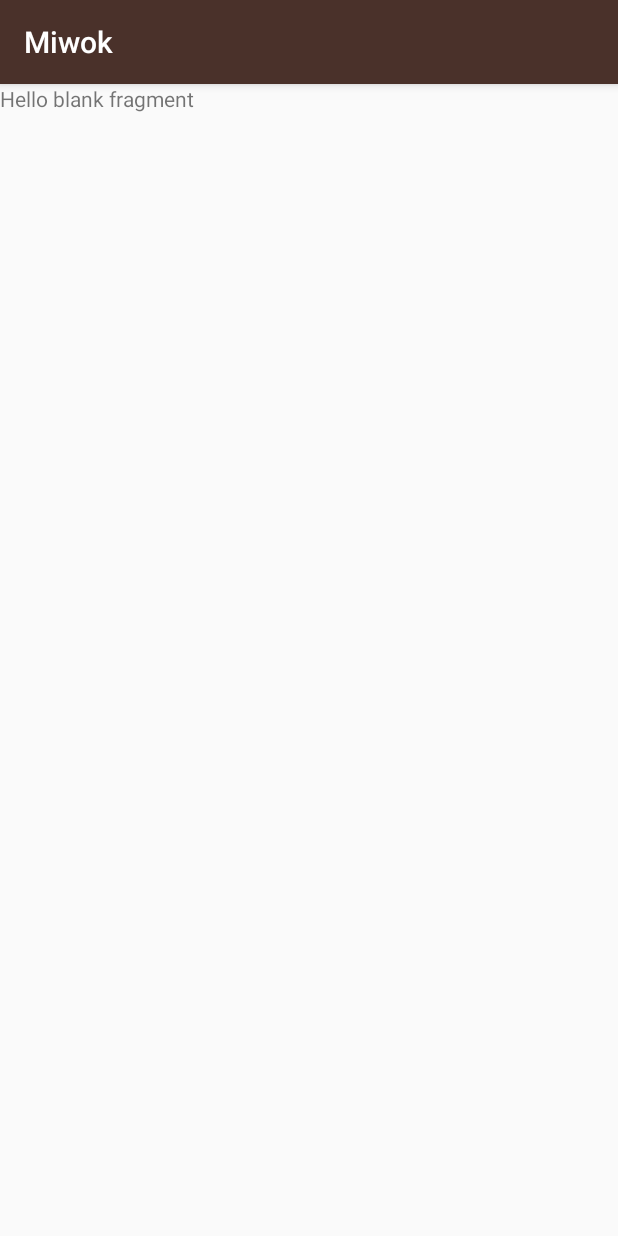
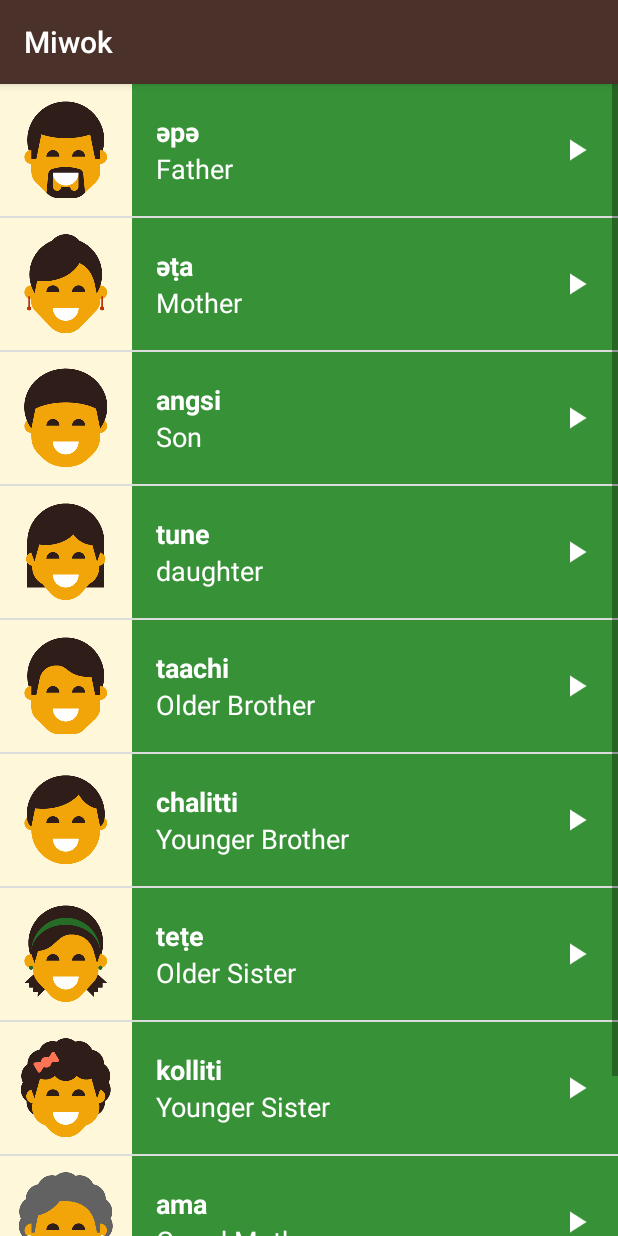
Before and after one commit to manishdear/Miwok-Starter-code, an Android app: the fragment FamilyFragment shown on its own in the app's theme, on a phone screen of 412 x 824 dp. Run offline under Robolectric (Android 15) with nearby library versions, the phone set to English and light mode, and no system bars.

Commit message:
Faminly Fragment issue solved

```diff
--- a/app/src/main/java/com/example/android/miwok/FamilyActivity.java
+++ b/app/src/main/java/com/example/android/miwok/FamilyActivity.java
@@ -18,8 +18,9 @@ public class FamilyActivity extends AppCompatActivity {
     @Override
     protected void onCreate(Bundle savedInstanceState) {
         super.onCreate(savedInstanceState);
-        setContentView(R.layout.activity_family);
+        setContentView(R.layout.activity_category);
 
+        getSupportFragmentManager().beginTransaction().replace(R.id.container, new FamilyFragment()).commit();
 
     }
 
--- a/app/src/main/java/com/example/android/miwok/FamilyFragment.java
+++ b/app/src/main/java/com/example/android/miwok/FamilyFragment.java
@@ -53,7 +53,7 @@ public class FamilyFragment extends Fragment {
     public View onCreateView(LayoutInflater inflater, ViewGroup container,
                              Bundle savedInstanceState) {
         // Inflate the layout for this fragment
-        View rootView = inflater.inflate(R.layout.fragment_family, container, false);
+        View rootView = inflater.inflate(R.layout.catagory_fragment, container, false);
 
         final ArrayList<Word> word = new ArrayList<>();
 
@@ -70,7 +70,7 @@ public class FamilyFragment extends Fragment {
 
         WordAdapter itemsAdapter = new WordAdapter(getContext(), word,R.color.category_family);
 
-        ListView listView = (ListView) rootView.findViewById(R.id.familyActivity);
+        ListView listView = (ListView) rootView.findViewById(R.id.fragment);
 
         listView.setAdapter(itemsAdapter);
 
```
Also changed, not shown: app/src/main/res/layout/activity_family.xml (deleted, +0 -13 lines).
